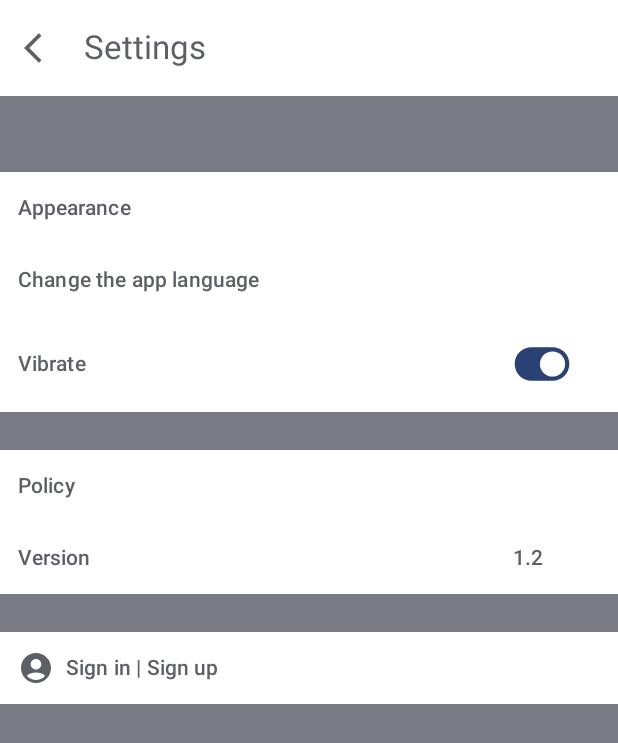
After one commit to umutsaydam/ZenFocus, an Android app built with Jetpack Compose: the composable SettingsScreen shown on its own in the app's theme, on a phone screen of 412 x 824 dp. The commit adds this screen. Shown: the top 743 px of the screen. Run offline under Robolectric (Android 15) with nearby library versions, the phone set to English and light mode, and no system bars.

Commit message:
Add: settingScreen added

```diff
--- a/app/build.gradle.kts
+++ b/app/build.gradle.kts
@@ -6,12 +6,12 @@ plugins {
 
 android {
     namespace = "com.umutsaydam.zenfocus"
-    compileSdk = 34
+    compileSdk = 35
 
     defaultConfig {
         applicationId = "com.umutsaydam.zenfocus"
         minSdk = 24
-        targetSdk = 34
+        targetSdk = 35
         versionCode = 1
         versionName = "1.0"
 
--- a/app/src/main/java/com/umutsaydam/zenfocus/MainActivity.kt
+++ b/app/src/main/java/com/umutsaydam/zenfocus/MainActivity.kt
@@ -4,14 +4,6 @@ import android.os.Bundle
 import androidx.activity.ComponentActivity
 import androidx.activity.compose.setContent
 import androidx.activity.enableEdgeToEdge
-import androidx.compose.foundation.layout.fillMaxSize
-import androidx.compose.foundation.layout.padding
-import androidx.compose.material3.MaterialTheme
-import androidx.compose.material3.Scaffold
-import androidx.compose.material3.Text
-import androidx.compose.runtime.Composable
-import androidx.compose.ui.Modifier
-import androidx.compose.ui.tooling.preview.Preview
 import com.umutsaydam.zenfocus.ui.theme.ZenFocusTheme
 
 class MainActivity : ComponentActivity() {
@@ -20,30 +12,8 @@ class MainActivity : ComponentActivity() {
         enableEdgeToEdge()
         setContent {
             ZenFocusTheme {
-                Scaffold(modifier = Modifier.fillMaxSize()) { innerPadding ->
-                    Greeting(
-                        name = "Android",
-                        modifier = Modifier.padding(innerPadding)
-                    )
-                }
+
             }
         }
     }
 }
-
-@Composable
-fun Greeting(name: String, modifier: Modifier = Modifier) {
-    Text(
-        text = "Hello $name!",
-        modifier = modifier
-    )
-    MaterialTheme.colorScheme
-}
-
-@Preview(showBackground = true)
-@Composable
-fun GreetingPreview() {
-    ZenFocusTheme {
-        Greeting("Android")
-    }
-}
--- /dev/null
+++ b/app/src/main/java/com/umutsaydam/zenfocus/presentation/Dimens.kt
@@ -0,0 +1,11 @@
+package com.umutsaydam.zenfocus.presentation
+
+import androidx.compose.ui.unit.dp
+
+object Dimens{
+    val SPACE_SMALL = 8.dp
+    val  SPACE_MEDIUM = 25.dp
+
+    const val WEIGHT_SMALL = 0.15f
+    const val WEIGHT_LARGE = 0.85f
+}
--- /dev/null
+++ b/app/src/main/java/com/umutsaydam/zenfocus/presentation/settings/IconWithTopAppBar.kt
@@ -0,0 +1,48 @@
+package com.umutsaydam.zenfocus.presentation.settings
+
+import androidx.compose.material3.ExperimentalMaterial3Api
+import androidx.compose.material3.Icon
+import androidx.compose.material3.IconButton
+import androidx.compose.material3.MaterialTheme
+import androidx.compose.material3.Text
+import androidx.compose.material3.TopAppBar
+import androidx.compose.material3.TopAppBarDefaults
+import androidx.compose.runtime.Composable
+import androidx.compose.ui.Modifier
+import androidx.compose.ui.res.painterResource
+
+@OptIn(ExperimentalMaterial3Api::class)
+@Composable
+fun IconWithTopAppBar(
+    modifier: Modifier = Modifier,
+    title: String,
+    icon: Int,
+    contentDescription: String? = null,
+    onClick: () -> Unit
+) {
+    TopAppBar(
+        modifier = modifier,
+        title = {
+            Text(
+                title,
+                color = MaterialTheme.colorScheme.outline
+            )
+        },
+        colors = TopAppBarDefaults.topAppBarColors().copy(
+            containerColor = MaterialTheme.colorScheme.onPrimary
+        ),
+        navigationIcon = {
+            IconButton(
+                onClick = {
+                    onClick()
+                }
+            ) {
+                Icon(
+                    painter = painterResource(icon),
+                    contentDescription = contentDescription,
+                    tint = MaterialTheme.colorScheme.outline
+                )
+            }
+        }
+    )
+}
--- /dev/null
+++ b/app/src/main/java/com/umutsaydam/zenfocus/presentation/settings/MenuItem.kt
@@ -0,0 +1,54 @@
+package com.umutsaydam.zenfocus.presentation.settings
+
+import androidx.compose.foundation.layout.Row
+import androidx.compose.foundation.layout.Spacer
+import androidx.compose.foundation.layout.fillMaxWidth
+import androidx.compose.foundation.layout.width
+import androidx.compose.material3.Icon
+import androidx.compose.material3.MaterialTheme
+import androidx.compose.material3.Text
+import androidx.compose.material3.TextButton
+import androidx.compose.runtime.Composable
+import androidx.compose.ui.Alignment
+import androidx.compose.ui.Modifier
+import androidx.compose.ui.graphics.Color
+import androidx.compose.ui.graphics.RectangleShape
+import androidx.compose.ui.res.painterResource
+import com.umutsaydam.zenfocus.presentation.Dimens.SPACE_SMALL
+
+@Composable
+fun MenuItem(
+    modifier: Modifier = Modifier,
+    headIcon: Int? = null,
+    contentDescription: String = "",
+    iconTint: Color = MaterialTheme.colorScheme.outline,
+    menuTitle: String,
+    textColor: Color = MaterialTheme.colorScheme.outline,
+    onClick: () -> Unit,
+    isEnable: Boolean = true
+) {
+    TextButton(
+        modifier = modifier.fillMaxWidth(),
+        onClick = { onClick() },
+        enabled = isEnable,
+        shape = RectangleShape
+    ) {
+        Row(
+            modifier = Modifier.fillMaxWidth(),
+            verticalAlignment = Alignment.CenterVertically
+        ) {
+            if (headIcon != null) {
+                Icon(
+                    painter = painterResource(headIcon),
+                    contentDescription = contentDescription,
+                    tint = iconTint
+                )
+                Spacer(modifier = Modifier.width(SPACE_SMALL))
+            }
+            Text(
+                text = menuTitle,
+                color = textColor,
+            )
+        }
+    }
+}
--- /dev/null
+++ b/app/src/main/java/com/umutsaydam/zenfocus/presentation/settings/MenuItemDescription.kt
@@ -0,0 +1,48 @@
+package com.umutsaydam.zenfocus.presentation.settings
+
+import androidx.compose.foundation.layout.Arrangement
+import androidx.compose.foundation.layout.Row
+import androidx.compose.foundation.layout.fillMaxWidth
+import androidx.compose.material3.MaterialTheme
+import androidx.compose.material3.Text
+import androidx.compose.material3.TextButton
+import androidx.compose.runtime.Composable
+import androidx.compose.ui.Alignment
+import androidx.compose.ui.Modifier
+import androidx.compose.ui.graphics.Color
+import androidx.compose.ui.graphics.RectangleShape
+import com.umutsaydam.zenfocus.presentation.Dimens.WEIGHT_LARGE
+import com.umutsaydam.zenfocus.presentation.Dimens.WEIGHT_SMALL
+
+@Composable
+fun MenuItemDescription(
+    modifier: Modifier = Modifier,
+    menuTitle: String,
+    description: String,
+    textColor: Color = MaterialTheme.colorScheme.outline,
+    onClick: () -> Unit
+) {
+    TextButton(
+        modifier = modifier.fillMaxWidth(),
+        onClick = { onClick() },
+        shape = RectangleShape
+    ) {
+        Row(
+            modifier = Modifier.fillMaxWidth(),
+            verticalAlignment = Alignment.CenterVertically,
+            horizontalArrangement = Arrangement.Start
+        ) {
+            Text(
+                modifier = Modifier.weight(WEIGHT_LARGE),
+                text = menuTitle,
+                color = textColor,
+            )
+
+            Text(
+                modifier = Modifier.weight(WEIGHT_SMALL),
+                text = description,
+                color = textColor,
+            )
+        }
+    }
+}
--- /dev/null
+++ b/app/src/main/java/com/umutsaydam/zenfocus/presentation/settings/MenuItemSwitch.kt
@@ -0,0 +1,83 @@
+package com.umutsaydam.zenfocus.presentation.settings
+
+import android.content.res.Configuration
+import androidx.compose.foundation.layout.Arrangement
+import androidx.compose.foundation.layout.Row
+import androidx.compose.foundation.layout.fillMaxWidth
+import androidx.compose.material3.MaterialTheme
+import androidx.compose.material3.Switch
+import androidx.compose.material3.Text
+import androidx.compose.material3.TextButton
+import androidx.compose.runtime.Composable
+import androidx.compose.runtime.getValue
+import androidx.compose.runtime.mutableStateOf
+import androidx.compose.runtime.remember
+import androidx.compose.runtime.setValue
+import androidx.compose.ui.Alignment
+import androidx.compose.ui.Modifier
+import androidx.compose.ui.draw.scale
+import androidx.compose.ui.graphics.Color
+import androidx.compose.ui.graphics.RectangleShape
+import androidx.compose.ui.tooling.preview.Preview
+
+@Composable
+fun MenuItemSwitch(
+    modifier: Modifier = Modifier,
+    menuTitle: String,
+    textColor: Color = MaterialTheme.colorScheme.outline,
+    onClick: () -> Unit,
+    isChecked: Boolean = true
+) {
+    TextButton(
+        modifier = modifier.fillMaxWidth(),
+        onClick = { onClick() },
+        shape = RectangleShape
+    ) {
+        var checkState by remember {
+            mutableStateOf(isChecked)
+        }
+        Row(
+            modifier = Modifier.fillMaxWidth(),
+            verticalAlignment = Alignment.CenterVertically,
+            horizontalArrangement = Arrangement.Start
+        ) {
+            Text(
+                modifier = Modifier.weight(0.8f),
+                text = menuTitle,
+                color = textColor,
+            )
+
+            Switch(
+                modifier = Modifier
+                    .scale(0.7f)
+                    .weight(0.2f),
+                checked = checkState,
+                onCheckedChange = { newState ->
+                    checkState = newState
+                    onClick()
+                },
+
+                )
+        }
+    }
+}
+
+@Preview(
+    name = "Dark Mode",
+    showBackground = true,
+    uiMode = Configuration.UI_MODE_NIGHT_YES
+)
+@Preview(
+    name = "Light Mode",
+    showBackground = true,
+    uiMode = Configuration.UI_MODE_NIGHT_NO
+)
+@Composable
+fun MenuItemSwitchPreview(modifier: Modifier = Modifier) {
+    MenuItemSwitch(
+        menuTitle = "Vibrate",
+        onClick = {
+
+        },
+    )
+}
--- /dev/null
+++ b/app/src/main/java/com/umutsaydam/zenfocus/presentation/settings/SettingsScreen.kt
@@ -0,0 +1,127 @@
+package com.umutsaydam.zenfocus.presentation.settings
+
+import android.content.res.Configuration.UI_MODE_NIGHT_NO
+import android.content.res.Configuration.UI_MODE_NIGHT_YES
+import androidx.compose.foundation.background
+import androidx.compose.foundation.layout.Arrangement
+import androidx.compose.foundation.layout.Column
+import androidx.compose.foundation.layout.ColumnScope
+import androidx.compose.foundation.layout.Spacer
+import androidx.compose.foundation.layout.fillMaxWidth
+import androidx.compose.foundation.layout.height
+import androidx.compose.foundation.layout.padding
+import androidx.compose.material3.MaterialTheme
+import androidx.compose.material3.Scaffold
+import androidx.compose.runtime.Composable
+import androidx.compose.ui.Modifier
+import androidx.compose.ui.graphics.Color
+import androidx.compose.ui.res.stringResource
+import androidx.compose.ui.tooling.preview.Preview
+import com.umutsaydam.zenfocus.R
+import com.umutsaydam.zenfocus.presentation.Dimens.SPACE_MEDIUM
+
+@Composable
+fun SettingsScreen(
+    modifier: Modifier = Modifier
+) {
+    Scaffold(
+        modifier = modifier,
+        containerColor = MaterialTheme.colorScheme.outlineVariant,
+        topBar = {
+            IconWithTopAppBar(
+                title = stringResource(R.string.settings),
+                icon = R.drawable.ic_arrow_back,
+                contentDescription = stringResource(R.string.back_to_home)
+            ) {
+
+            }
+        }
+    ) { paddingValue ->
+        Column(
+            modifier = Modifier
+                .padding(paddingValue),
+            verticalArrangement = Arrangement.spacedBy(SPACE_MEDIUM)
+        ) {
+            Spacer(modifier = Modifier.height(SPACE_MEDIUM))
+            SettingsSection(
+                content = {
+                    MenuItem(
+                        menuTitle = stringResource(R.string.appearance),
+                        onClick = {
+                            //TODO: perform onClick
+                        }
+                    )
+                    MenuItem(
+                        menuTitle = stringResource(R.string.change_the_app_language),
+                        onClick = {
+                            //TODO: perform onClick
+                        }
+                    )
+                    MenuItemSwitch(
+                        menuTitle = stringResource(R.string.vibrate),
+                        onClick = {
+                            //TODO: perform onClick
+                        },
+                    )
+                }
+            )
+            SettingsSection(
+                content = {
+                    MenuItem(
+                        menuTitle = stringResource(R.string.policy),
+                        onClick = {
+                            //TODO: perform onClick
+                        }
+                    )
+                    MenuItemDescription(
+                        menuTitle = stringResource(R.string.version),
+                        description = "1.2",
+                        onClick = {
+                            //TODO: perform onClick
+                        }
+                    )
+                }
+            )
+            SettingsSection(
+                content = {
+                    MenuItem(
+                        headIcon = R.drawable.ic_account,
+                        menuTitle = stringResource(R.string.sign_in_sign_up),
+                        onClick = {
+                            //TODO: perform onClick
+                        }
+                    )
+                }
+            )
+        }
+    }
+}
+
+
+@Composable
+fun SettingsSection(
+    content: @Composable ColumnScope.() -> Unit
+) {
+    Column(
+        modifier = Modifier
+            .fillMaxWidth()
+            .background(Color.White)
+    ) {
+        content()
+    }
+}
+
+@Preview(
+    name = "Dark Mode",
+    showBackground = true,
+    uiMode = UI_MODE_NIGHT_YES
+)
+@Preview(
+    name = "Light Mode",
+    showBackground = true,
+    uiMode = UI_MODE_NIGHT_NO
+)
+@Composable
+fun SettingsScreenPreview(modifier: Modifier = Modifier) {
+    SettingsScreen()
+}
--- a/app/src/main/res/values/strings.xml
+++ b/app/src/main/res/values/strings.xml
@@ -1,3 +1,12 @@
 <resources>
     <string name="app_name">ZenFocus</string>
+    <string name="settings">Settings</string>
+    <string name="back_to_home">Back</string>
+    <string name="appearance">Appearance</string>
+    <string name="change_the_app_language">Change the app language</string>
+    <string name="vibrate">Vibrate</string>
+    <string name="policy">Policy</string>
+    <string name="version">Version</string>
+    <string name="sign_in_sign_up">Sign in | Sign up</string>
+
 </resources>
```
